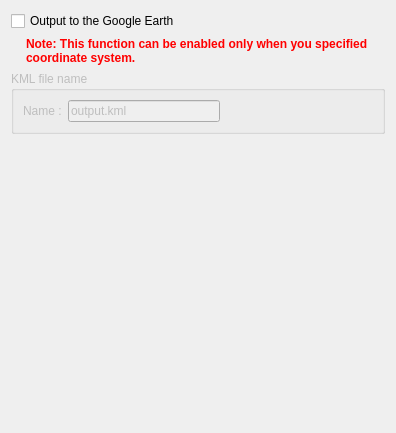
i-RIC/prepost-gui, file libs/gui/continuoussnapshot/continuoussnapshotgoogleearthsettingpage.ui: the form before one commit.
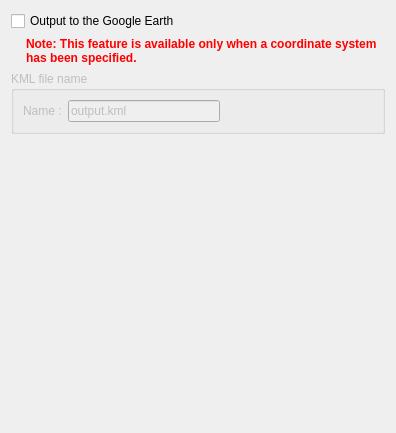
The form after the commit.

Diff of the .ui file:
```diff
--- a/libs/gui/continuoussnapshot/continuoussnapshotgoogleearthsettingpage.ui
+++ b/libs/gui/continuoussnapshot/continuoussnapshotgoogleearthsettingpage.ui
@@ -57,7 +57,7 @@
         <string notr="true">color: rgb(255, 0, 0);</string>
        </property>
        <property name="text">
-        <string>Note: This function can be enabled only when you specified coordinate system.</string>
+        <string>Note: This feature is available only when a coordinate system has been specified.</string>
        </property>
        <property name="wordWrap">
         <bool>true</bool>
```
